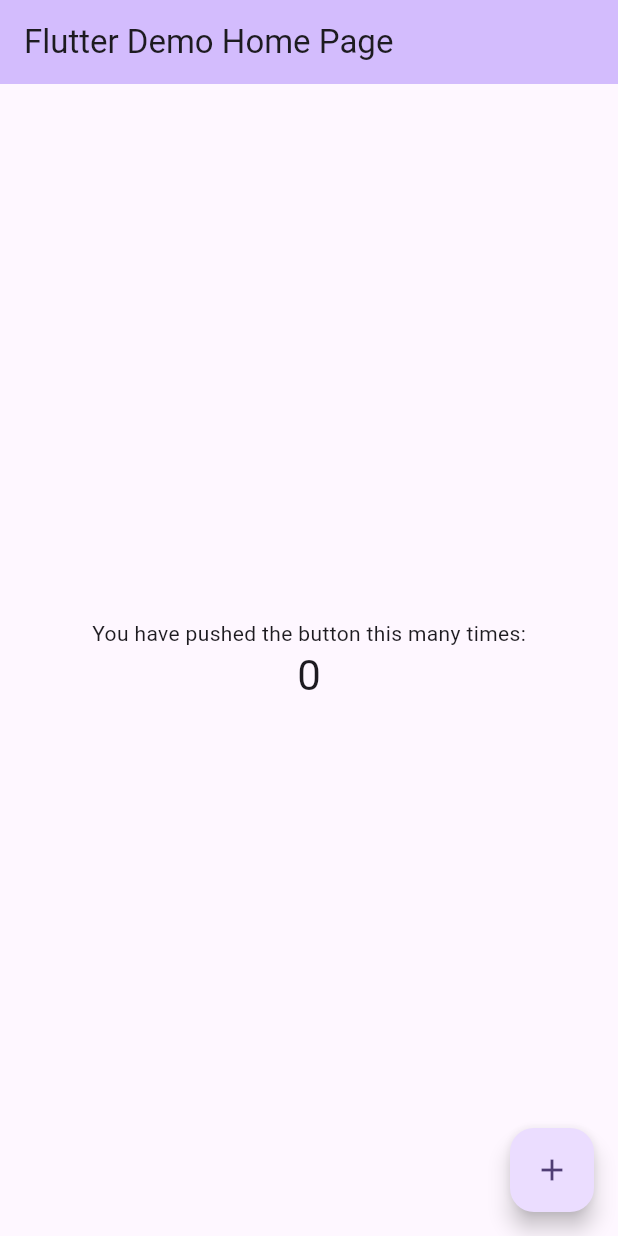
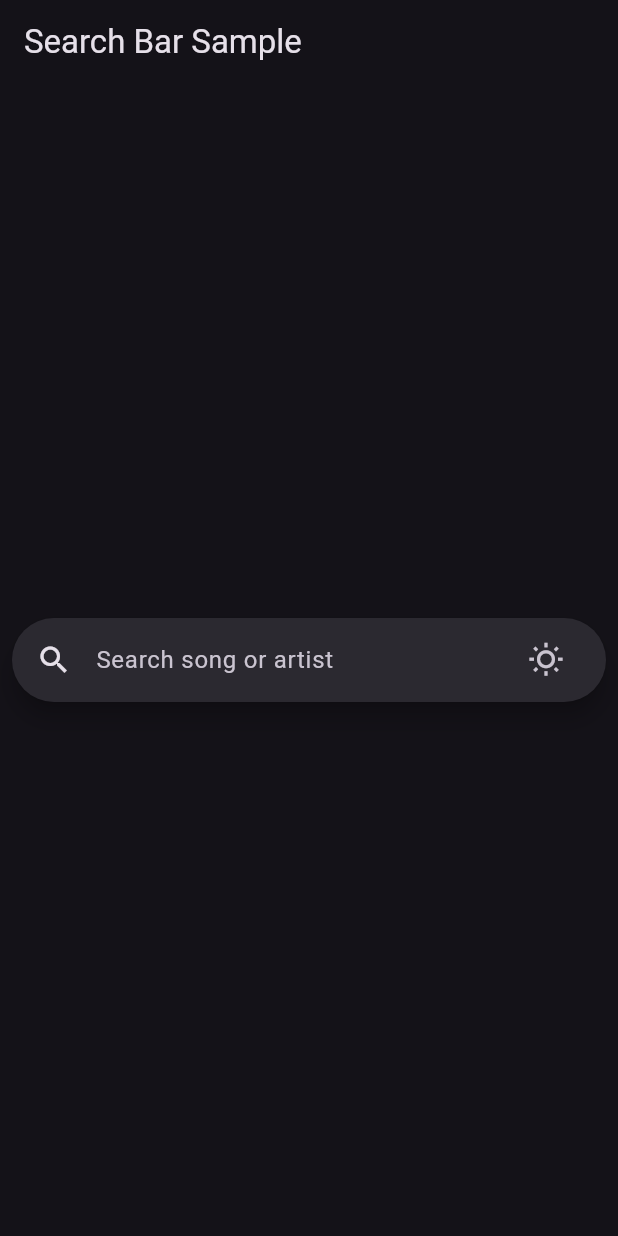
Before and after one commit to AneetaGeorge/musicDB_FrontEnd, a Flutter app: the screen it shows after launch, on a phone screen of 412 x 824 dp. Run offline on Flutter 3.47's test engine with Material 2 defaults, Android fonts, the phone set to English and light mode, and no system bars.

Commit message:
Created a basic search widget for the app

```diff
--- a/lib/main.dart
+++ b/lib/main.dart
@@ -1,4 +1,5 @@
 import 'package:flutter/material.dart';
+import 'package:music_db/search_widget.dart';
 
 void main() {
   runApp(const MyApp());
@@ -31,95 +32,7 @@ class MyApp extends StatelessWidget {
         colorScheme: ColorScheme.fromSeed(seedColor: Colors.deepPurple),
         useMaterial3: true,
       ),
-      home: const MyHomePage(title: 'Flutter Demo Home Page'),
+      home: const SearchWidget(),
     );
   }
 }
-
-class MyHomePage extends StatefulWidget {
-  const MyHomePage({super.key, required this.title});
-
-  // This widget is the home page of your application. It is stateful, meaning
-  // that it has a State object (defined below) that contains fields that affect
-  // how it looks.
-
-  // This class is the configuration for the state. It holds the values (in this
-  // case the title) provided by the parent (in this case the App widget) and
-  // used by the build method of the State. Fields in a Widget subclass are
-  // always marked "final".
-
-  final String title;
-
-  @override
-  State<MyHomePage> createState() => _MyHomePageState();
-}
-
-class _MyHomePageState extends State<MyHomePage> {
-  int _counter = 0;
-
-  void _incrementCounter() {
-    setState(() {
-      // This call to setState tells the Flutter framework that something has
-      // changed in this State, which causes it to rerun the build method below
-      // so that the display can reflect the updated values. If we changed
-      // _counter without calling setState(), then the build method would not be
-      // called again, and so nothing would appear to happen.
-      _counter++;
-    });
-  }
-
-  @override
-  Widget build(BuildContext context) {
-    // This method is rerun every time setState is called, for instance as done
-    // by the _incrementCounter method above.
-    //
-    // The Flutter framework has been optimized to make rerunning build methods
-    // fast, so that you can just rebuild anything that needs updating rather
-    // than having to individually change instances of widgets.
-    return Scaffold(
-      appBar: AppBar(
-        // TRY THIS: Try changing the color here to a specific color (to
-        // Colors.amber, perhaps?) and trigger a hot reload to see the AppBar
-        // change color while the other colors stay the same.
-        backgroundColor: Theme.of(context).colorScheme.inversePrimary,
-        // Here we take the value from the MyHomePage object that was created by
-        // the App.build method, and use it to set our appbar title.
-        title: Text(widget.title),
-      ),
-      body: Center(
-        // Center is a layout widget. It takes a single child and positions it
-        // in the middle of the parent.
-        child: Column(
-          // Column is also a layout widget. It takes a list of children and
-          // arranges them vertically. By default, it sizes itself to fit its
-          // children horizontally, and tries to be as tall as its parent.
-          //
-          // Column has various properties to control how it sizes itself and
-          // how it positions its children. Here we use mainAxisAlignment to
-          // center the children vertically; the main axis here is the vertical
-          // axis because Columns are vertical (the cross axis would be
-          // horizontal).
-          //
-          // TRY THIS: Invoke "debug painting" (choose the "Toggle Debug Paint"
-          // action in the IDE, or press "p" in the console), to see the
-          // wireframe for each widget.
-          mainAxisAlignment: MainAxisAlignment.center,
-          children: <Widget>[
-            const Text(
-              'You have pushed the button this many times:',
-            ),
-            Text(
-              '$_counter',
-              style: Theme.of(context).textTheme.headlineMedium,
-            ),
-          ],
-        ),
-      ),
-      floatingActionButton: FloatingActionButton(
-        onPressed: _incrementCounter,
-        tooltip: 'Increment',
-        child: const Icon(Icons.add),
-      ), // This trailing comma makes auto-formatting nicer for build methods.
-    );
-  }
-}
--- /dev/null
+++ b/lib/search_widget.dart
@@ -0,0 +1,72 @@
+import 'package:flutter/material.dart';
+
+class SearchWidget extends StatefulWidget {
+  const SearchWidget({super.key});
+
+  @override
+  State<SearchWidget> createState() => _SearchWidgetState();
+}
+
+class _SearchWidgetState extends State<SearchWidget> {
+  @override
+  Widget build(BuildContext context) {
+    bool isDark = false;
+    final controller = TextEditingController();
+    final ThemeData themeData = ThemeData(
+        useMaterial3: true,
+        brightness: isDark ? Brightness.light : Brightness.dark);
+
+    return MaterialApp(
+        theme: themeData,
+        home: Scaffold(
+            appBar: AppBar(title: const Text('Search Bar Sample')),
+            body: Padding(
+                padding: const EdgeInsets.all(8.0),
+                // child: SearchAnchor(
+                //   builder: (BuildContext context, SearchController controller) {
+                child: Center(
+                  child: SearchBar(
+                    hintText: 'Search song or artist',
+                    controller: controller,
+                    padding: const MaterialStatePropertyAll<EdgeInsets>(
+                        EdgeInsets.symmetric(horizontal: 16.0)
+                    ),
+                    onSubmitted: (String value) {
+                    },
+                    onTap: () {
+                      print('Tapped');
+                      // controller.openView();
+                    },
+                    onChanged: (_) {
+                    // controller.openView();
+                    },
+                    leading: const Icon(Icons.search),
+                    trailing: <Widget>[
+                      Tooltip(
+                        message: 'Change brightness mode',
+                        child: IconButton(
+                          isSelected: isDark,
+                          onPressed: () {
+                            setState(() {
+                              isDark = !isDark;
+                              print('Changing state of isDark to $isDark');
+                            }
+                            );
+                          },
+                          icon: const Icon(Icons.wb_sunny_outlined),
+                          selectedIcon: const Icon(Icons.brightness_2_outlined),
+                        ),
+                      )
+                    ],
+                  ),
+                )
+              // },
+              // suggestionsBuilder: (BuildContext context, SearchController controller) {
+              //   return null;
+              // }
+            )
+        )
+    );
+  }
+}
+    // );
```
